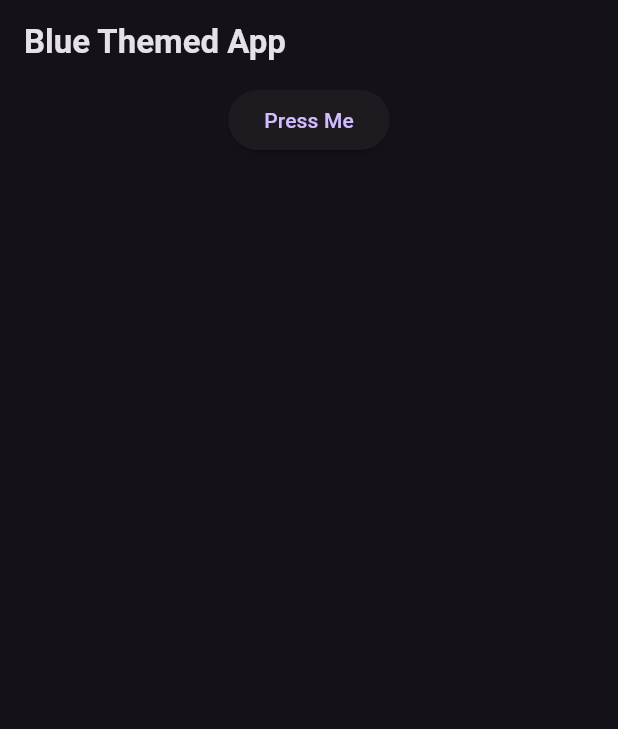
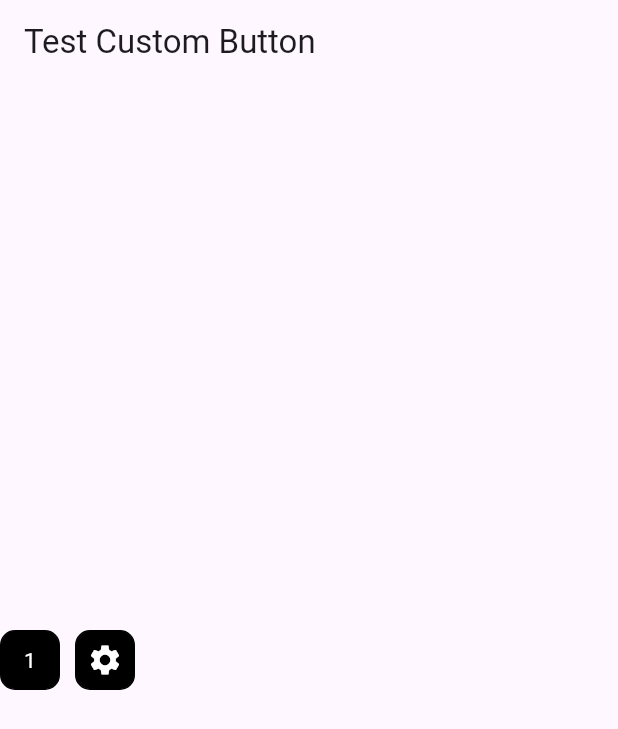
Before and after one commit to BraisonWabwire/flutter_app, a Flutter app: the screen it shows after launch, on a phone screen of 412 x 824 dp. Shown: the top 729 px of the screen. Run offline on Flutter 3.47's test engine with Material 3 defaults, Android fonts, the phone set to English and light mode, and no system bars.

Commit message:
Reusable components in flutter

```diff
--- a/lib/main.dart
+++ b/lib/main.dart
@@ -1,7 +1,9 @@
+// Reusable custom widget
 import 'package:flutter/material.dart';
+import 'package:flutter_app/widgets/app_buttons.dart';
 
 void main() {
-  runApp(MyApp());
+  runApp(const MyApp());
 }
 
 class MyApp extends StatelessWidget {
@@ -10,23 +12,28 @@ class MyApp extends StatelessWidget {
   @override
   Widget build(BuildContext context) {
     return MaterialApp(
-      theme: ThemeData(
-        primarySwatch: Colors.blue,
-        brightness: Brightness.dark,
-        textTheme: const TextTheme(
-          bodyLarge: TextStyle(fontSize: 20, color: Colors.black),
-          titleLarge: TextStyle(
-            fontWeight: FontWeight.bold,
-            color: Colors.blue,
-          ),
-        ),
-      ),
+      title: 'Custom Button',
       home: Scaffold(
-        appBar: AppBar(title: const Text('Blue Themed App')),
+        appBar: AppBar(title: const Text("Test Custom Button")),
         body: Center(
-          child: Column(
+          child: Row(
             children: [
-              ElevatedButton(onPressed: () {}, child: const Text('Press Me')),
+              CustomButton(
+                backgroundColor: Colors.black,
+                borderColor: Colors.black,
+                textColor: Colors.white,
+                text: "1",
+                size: 40,
+              ),
+              SizedBox(width: 10),
+              CustomButton(
+                backgroundColor: Colors.black,
+                borderColor: Colors.black,
+                textColor: Colors.white,
+                isIcon: true,
+                icon: Icons.settings,
+                size: 40,
+              ),
             ],
           ),
         ),
--- /dev/null
+++ b/lib/widgets/app_buttons.dart
@@ -0,0 +1,39 @@
+import 'package:flutter/material.dart';
+
+// ignore: must_be_immutable
+class CustomButton extends StatelessWidget {
+  final Color backgroundColor;
+  final Color borderColor;
+  final Color textColor;
+  final String? text;
+  double size;
+  IconData? icon;
+  bool? isIcon;
+
+  CustomButton({
+    super.key,
+    required this.backgroundColor,
+    required this.borderColor,
+    required this.textColor,
+    this.text,
+    required this.size,
+    this.icon,
+    this.isIcon = false,
+  });
+
+  @override
+  Widget build(BuildContext context) {
+    return Container(
+      width: size,
+      height: size,
+      decoration: BoxDecoration(
+        color: backgroundColor,
+        borderRadius: BorderRadius.circular(10),
+        border: Border.all(color: borderColor, width: 1.0),
+      ),
+      child: Center(
+        child: isIcon==false?Text(text ?? "", style: TextStyle(color: textColor)):Icon(icon, color: textColor),
+      ),
+    );
+  }
+}
```
